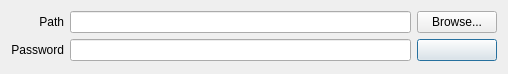
The window that trunk/proj/src/DbContainer/Ui/ChooseContainerDialog.ui (ElwooD07/BdContainer) describes before a commit, drawn with Qt 5.
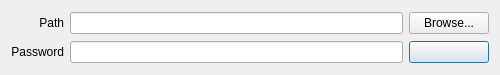
The same window after the commit.

Commit message: Implemented delegate for renaming elements. Implemented functionality for removing elements. Menus for tree view moved to separated classes. Improved ChooseContainerDialod behavior. Implemented functions for asking questions and showing messages via MainWindowView.

What changed in the file:
```diff
--- a/trunk/proj/src/DbContainer/Ui/ChooseContainerDialog.ui
+++ b/trunk/proj/src/DbContainer/Ui/ChooseContainerDialog.ui
@@ -9,8 +9,8 @@
    <rect>
     <x>0</x>
     <y>0</y>
-    <width>508</width>
-    <height>74</height>
+    <width>500</width>
+    <height>75</height>
    </rect>
   </property>
   <property name="sizePolicy">
@@ -30,13 +30,16 @@
   </property>
   <layout class="QGridLayout" name="gridLayout">
    <property name="sizeConstraint">
-    <enum>QLayout::SetMinimumSize</enum>
+    <enum>QLayout::SetDefaultConstraint</enum>
    </property>
    <item row="1" column="2">
     <widget class="QPushButton" name="btnProceed">
      <property name="text">
       <string/>
      </property>
+     <property name="default">
+      <bool>true</bool>
+     </property>
     </widget>
    </item>
    <item row="0" column="1">
```
Left out of the diff: 12 changed lines with no effect on the pictures. The commit also changes 22 other files.
